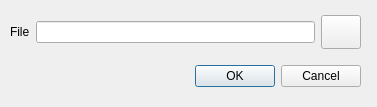
This is filechooser.ui in orao/texmaker as Qt 5 draws it before an edit. The edited form follows.
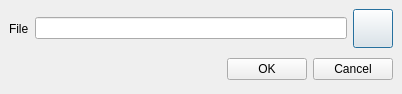
This is the edited form. Icons and pictures are not drawn.

Diff of the .ui file:
```diff
--- a/filechooser.ui
+++ b/filechooser.ui
@@ -8,64 +8,18 @@
    <rect>
     <x>0</x>
     <y>0</y>
-    <width>377</width>
-    <height>107</height>
+    <width>402</width>
+    <height>94</height>
    </rect>
   </property>
-  <widget class="QWidget" name="layoutWidget" >
-   <property name="geometry" >
-    <rect>
-     <x>10</x>
-     <y>60</y>
-     <width>351</width>
-     <height>33</height>
-    </rect>
-   </property>
-   <layout class="QHBoxLayout" >
+  <layout class="QGridLayout" >
     <property name="margin" >
-     <number>0</number>
+    <number>9</number>
     </property>
     <property name="spacing" >
      <number>6</number>
     </property>
-    <item>
-     <spacer>
-      <property name="orientation" >
-       <enum>Qt::Horizontal</enum>
-      </property>
-      <property name="sizeHint" >
-       <size>
-        <width>131</width>
-        <height>31</height>
-       </size>
-      </property>
-     </spacer>
-    </item>
-    <item>
-     <widget class="QPushButton" name="okButton" >
-      <property name="text" >
-       <string>OK</string>
-      </property>
-     </widget>
-    </item>
-    <item>
-     <widget class="QPushButton" name="cancelButton" >
-      <property name="text" >
-       <string>Cancel</string>
-      </property>
-     </widget>
-    </item>
-   </layout>
-  </widget>
-  <widget class="QWidget" name="" >
-   <property name="geometry" >
-    <rect>
-     <x>10</x>
-     <y>15</y>
-     <width>351</width>
-     <height>34</height>
-    </rect>
-   </property>
+   <item row="0" column="0" >
    <layout class="QHBoxLayout" >
     <property name="margin" >
      <number>0</number>
@@ -128,9 +82,46 @@
      </widget>
     </item>
    </layout>
-  </widget>
- </widget>
- <pixmapfunction></pixmapfunction>
+   </item>
+   <item row="1" column="0" >
+    <layout class="QHBoxLayout" >
+     <property name="margin" >
+      <number>0</number>
+     </property>
+     <property name="spacing" >
+      <number>6</number>
+     </property>
+     <item>
+      <spacer>
+       <property name="orientation" >
+        <enum>Qt::Horizontal</enum>
+       </property>
+       <property name="sizeHint" >
+        <size>
+         <width>131</width>
+         <height>31</height>
+        </size>
+       </property>
+      </spacer>
+     </item>
+     <item>
+      <widget class="QPushButton" name="okButton" >
+       <property name="text" >
+        <string>OK</string>
+       </property>
+      </widget>
+     </item>
+     <item>
+      <widget class="QPushButton" name="cancelButton" >
+       <property name="text" >
+        <string>Cancel</string>
+       </property>
+      </widget>
+     </item>
+    </layout>
+   </item>
+  </layout>
+ </widget>
  <tabstops>
   <tabstop>lineEdit</tabstop>
   <tabstop>pushButton</tabstop>
```
Left out of the diff: 3 changed lines with no effect on the pictures. Lines whose indentation alone changed are shown as unchanged.
